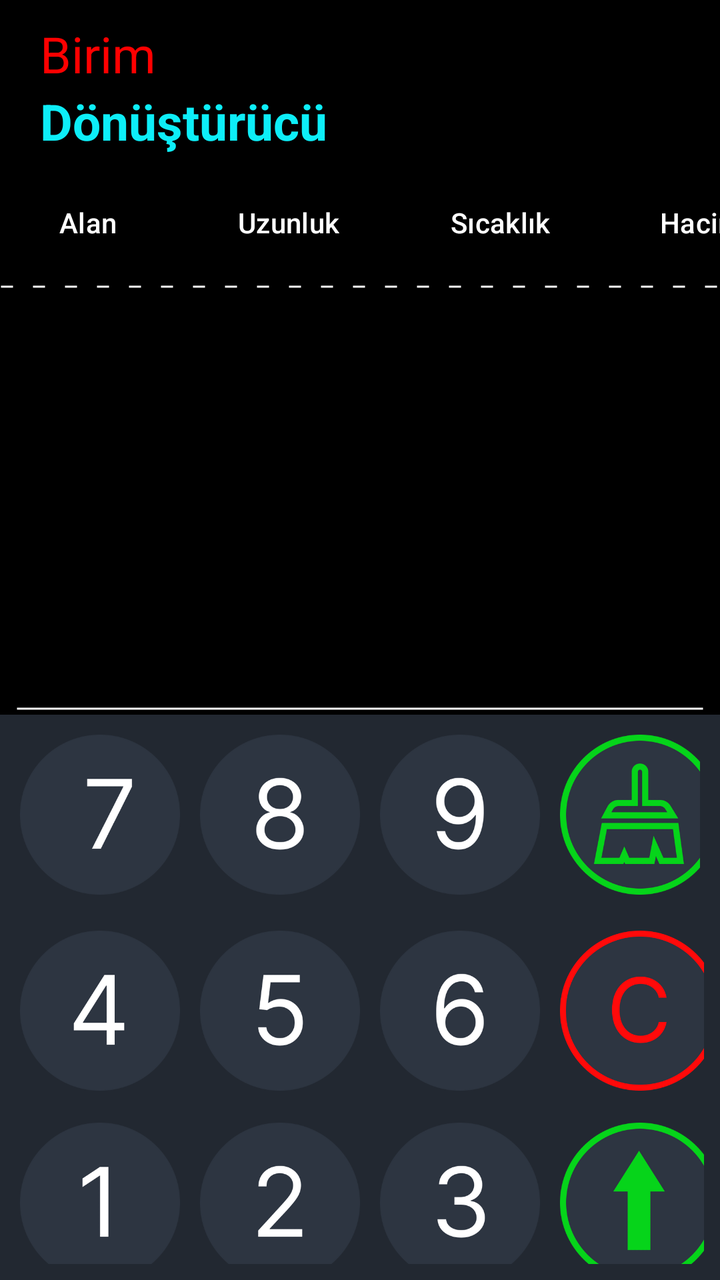
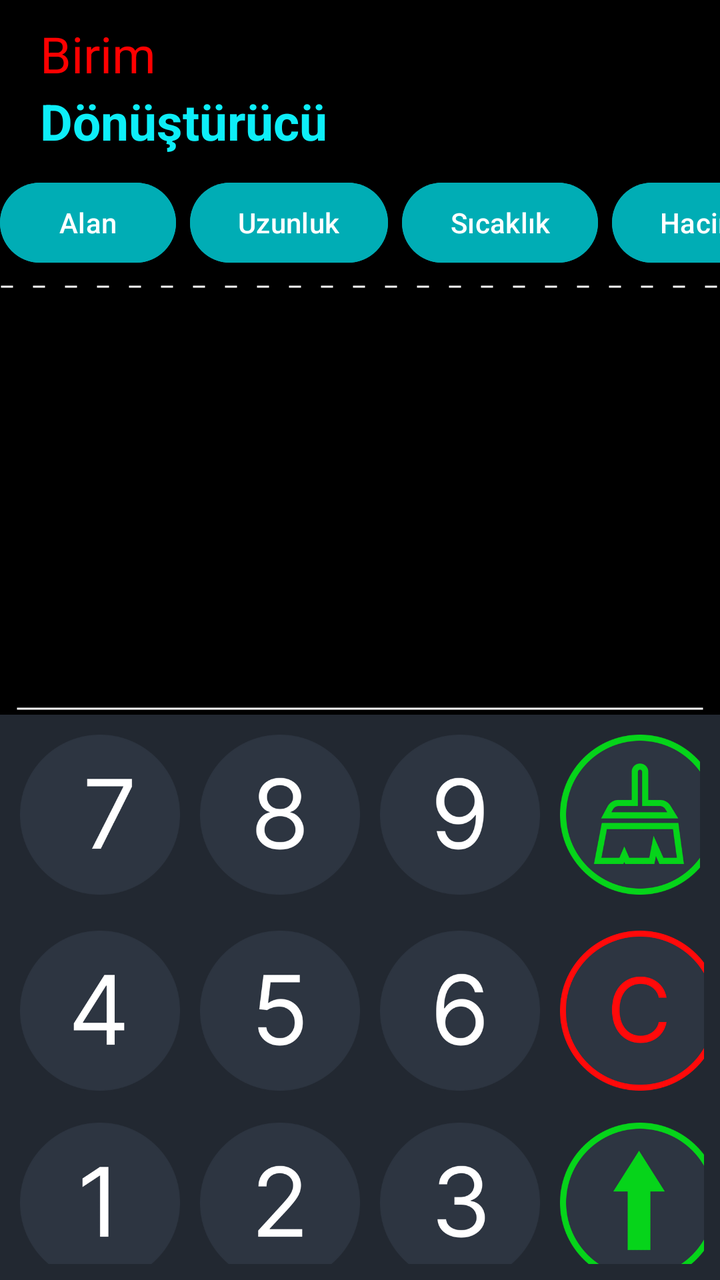

Before-and-after screenshots of an Android layout around one commit, followed by the original layout XML and the change that was made.
<!-- AndroidManifest.xml: application theme Theme.BirimPRO -->
<!-- res/layout/activity_main.xml -->
<?xml version="1.0" encoding="utf-8"?>
<LinearLayout xmlns:android="http://schemas.android.com/apk/res/android"
    xmlns:app="http://schemas.android.com/apk/res-auto"
    xmlns:tools="http://schemas.android.com/tools"
    android:id="@+id/main"
    android:layout_width="match_parent"
    android:layout_height="match_parent"
    tools:context=".MainActivity"
    android:orientation="vertical"
    android:background="@color/black"
    >

    <LinearLayout
        android:layout_width="match_parent"
        android:layout_height="wrap_content"
        android:orientation="vertical">

        <TextView
            android:id="@+id/birim"
            android:layout_width="match_parent"
            android:layout_height="wrap_content"
            android:layout_gravity="left"
            android:layout_marginLeft="20dp"
            android:layout_marginTop="10dp"
            android:text="Birim"
            android:textColor="#FF0000"
            android:textSize="25dp" />

        <TextView
            android:id="@+id/donusturucu"
            android:layout_width="match_parent"
            android:layout_height="wrap_content"
            android:layout_gravity="left"
            android:layout_marginLeft="20dp"
            android:layout_marginTop="0dp"
            android:layout_marginBottom="10dp"
            android:text="Dönüştürücü"
            android:textColor="#0DEEF8"
            android:textSize="25dp"
            android:textStyle="bold" />


        <HorizontalScrollView
            android:layout_width="match_parent"
            android:layout_height="wrap_content"
            android:scrollbars="none">

            <LinearLayout
                android:layout_width="wrap_content"
                android:layout_height="wrap_content"
                android:orientation="horizontal">

                <Button
                    android:id="@+id/button_Alan"
                    android:textColor="@color/white"
                    android:layout_width="wrap_content"
                    android:layout_height="wrap_content"
                    android:layout_marginRight="7dp"
                    android:background="@android:color/transparent"
                    android:text="Alan" />

                <Button
                    android:id="@+id/button_uzunluk"
                    android:layout_width="wrap_content"
                    android:layout_height="wrap_content"
                    android:background="@android:color/transparent"
                    android:textColor="@color/white"
                    android:layout_marginRight="7dp"
                    android:text="Uzunluk" />

                <Button
                    android:id="@+id/button_sıcaklık"
                    android:background="@android:color/transparent"
                    android:layout_width="wrap_content"
                    android:layout_height="wrap_content"
                    android:textColor="@color/white"
                    android:layout_marginRight="7dp"
                    android:text="Sıcaklık" />

                <Button
                    android:id="@+id/button_hacim"
                    android:layout_width="wrap_content"
                    android:layout_height="wrap_content"
                    android:textColor="@color/white"
                    android:layout_marginRight="7dp"
                    android:background="@android:color/transparent"
                    android:text="Hacim" />

                <Button
                    android:id="@+id/button_kütle"
                    android:layout_width="wrap_content"
                    android:layout_height="wrap_content"
                    android:layout_marginRight="7dp"
                    android:textColor="@color/white"
                    android:background="@android:color/transparent"
                    android:text="Kütle" />

                <Button
                    android:id="@+id/button_veri"
                    android:layout_width="wrap_content"
                    android:layout_height="wrap_content"
                    android:layout_marginRight="7dp"
                    android:background="@android:color/transparent"
                    android:textColor="@color/white"
                    android:text="Veri" />

                <Button
                    android:id="@+id/button_hız"
                    android:layout_width="wrap_content"
                    android:layout_height="wrap_content"
                    android:layout_marginRight="7dp"
                    android:background="@android:color/transparent"
                    android:textColor="@color/white"
                    android:text="Hız" />

                <Button
                    android:id="@+id/button_süre"
                    android:layout_width="wrap_content"
                    android:layout_height="wrap_content"
                    android:background="@android:color/transparent"
                    android:textColor="@color/white"
                    android:layout_marginRight="7dp"
                    android:text="süre" />


            </LinearLayout>

        </HorizontalScrollView>


    </LinearLayout>

    <LinearLayout
        android:layout_width="match_parent"
        android:layout_height="11dp"
        android:orientation="vertical">

        <View
            android:layout_width="match_parent"
            android:layout_height="4dp"
            android:layout_marginTop="6dp"
            android:layout_marginBottom="16dp"
            android:background="@drawable/dottetd_line" />

    </LinearLayout>


    <FrameLayout
        android:id="@+id/fragment_container"
        android:layout_width="match_parent"
        android:layout_height="200dp" >


    </FrameLayout>
    <LinearLayout
        android:layout_width="match_parent"
        android:layout_height="11dp"
        android:orientation="vertical">

        <View
            android:layout_width="match_parent"
            android:layout_height="4dp"
            android:layout_marginTop="6dp"
            android:layout_marginBottom="16dp"
            android:layout_marginLeft="8dp"
            android:layout_marginRight="8dp"
            android:background="@drawable/line_kozmetik" />

    </LinearLayout>
    <LinearLayout
        android:layout_width="match_parent"
        android:layout_height="match_parent"
        android:background="#222831"
        android:orientation="vertical">

        <LinearLayout
            android:layout_width="wrap_content"
            android:layout_height="wrap_content"
            android:layout_margin="10dp"
            android:orientation="horizontal"
            android:layout_gravity="center|top"
            android:gravity="center|top">


            <ImageButton
                android:background="?attr/selectableItemBackgroundBorderless"
                android:scaleType="centerCrop"
                android:contentDescription="Button"
                android:id="@+id/yedibutton"
                android:layout_width="80dp"
                android:layout_height="80dp"
                android:src="@drawable/yedibutton"
                android:layout_marginLeft="10dp"/>

            <ImageButton
                android:background="?attr/selectableItemBackgroundBorderless"
                android:scaleType="centerCrop"
                android:id="@+id/sekizbutton"
                android:layout_width="80dp"
                android:layout_height="80dp"
                android:contentDescription="Button"
                android:src="@drawable/sekizbutton"
                android:layout_marginLeft="10dp"/>

            <ImageButton
                android:background="?attr/selectableItemBackgroundBorderless"
                android:scaleType="centerCrop"
                android:id="@+id/dokuzbutton"
                android:layout_width="80dp"
                android:contentDescription="Button"
                android:layout_height="80dp"
                android:src="@drawable/dokuzbutton"
                android:layout_marginLeft="10dp"/>

            <ImageButton
                android:background="?attr/selectableItemBackgroundBorderless"
                android:scaleType="centerCrop"
                android:id="@+id/cleanbutton"
                android:layout_width="80dp"
                android:contentDescription="Button"
                android:layout_height="80dp"
                android:src="@drawable/cleanbutton"
                android:layout_marginLeft="10dp"/>




        </LinearLayout>

        <LinearLayout
            android:layout_width="wrap_content"
            android:layout_height="wrap_content"
            android:layout_margin="8dp"
            android:orientation="horizontal"
            android:layout_gravity="center|top"
            android:gravity="center|top">


            <ImageButton
                android:contentDescription="Button"
                android:background="?attr/selectableItemBackgroundBorderless"
                android:scaleType="centerCrop"
                android:id="@+id/dortbutton"
                android:layout_width="80dp"
                android:layout_height="80dp"
                android:src="@drawable/dortbutton"
                android:layout_marginLeft="10dp"/>

            <ImageButton
                android:contentDescription="Button"
                android:background="?attr/selectableItemBackgroundBorderless"
                android:scaleType="centerCrop"
                android:id="@+id/besbutton"
                android:layout_width="80dp"
                android:layout_height="80dp"
                android:src="@drawable/besbutton"
                android:layout_marginLeft="10dp"/>

            <ImageButton
                android:contentDescription="Button"
                android:background="?attr/selectableItemBackgroundBorderless"
                android:scaleType="centerCrop"
                android:id="@+id/altibutton"
                android:layout_width="80dp"
                android:layout_height="80dp"
                android:src="@drawable/altibutton"
                android:layout_marginLeft="10dp"/>

            <ImageButton
                android:contentDescription="Button"
                android:background="?attr/selectableItemBackgroundBorderless"
                android:scaleType="centerCrop"
                android:id="@+id/resetbutton"
                android:layout_width="80dp"
                android:layout_height="80dp"
                android:src="@drawable/resetbutton"
                android:layout_marginLeft="10dp"/>



        </LinearLayout>

        <LinearLayout
            android:layout_width="wrap_content"
            android:layout_height="wrap_content"
            android:layout_margin="8dp"
            android:orientation="horizontal"
            android:layout_gravity="center|top"
            android:gravity="center|top">


            <ImageButton
                android:contentDescription="Button"
                android:background="?attr/selectableItemBackgroundBorderless"
                android:scaleType="centerCrop"
                android:id="@+id/birbutton"
                android:layout_width="80dp"
                android:layout_height="80dp"
                android:src="@drawable/birbutton"
                android:layout_marginLeft="10dp"/>

            <ImageButton
                android:contentDescription="Button"
                android:background="?attr/selectableItemBackgroundBorderless"
                android:scaleType="centerCrop"
                android:id="@+id/ikibutton"
                android:layout_width="80dp"
                android:layout_height="80dp"
                android:src="@drawable/ikibutton"
                android:layout_marginLeft="10dp"/>

            <ImageButton
                android:contentDescription="Button"
                android:background="?attr/selectableItemBackgroundBorderless"
                android:scaleType="centerCrop"
                android:id="@+id/ucbutton"
                android:layout_width="80dp"
                android:layout_height="80dp"
                android:src="@drawable/ucbutton"
                android:layout_marginLeft="10dp"/>

            <ImageButton
                android:contentDescription="Button"
                android:background="?attr/selectableItemBackgroundBorderless"
                android:scaleType="centerCrop"
                android:id="@+id/yukaributton"
                android:layout_width="80dp"
                android:layout_height="80dp"
                android:src="@drawable/yukaributton"
                android:layout_marginLeft="10dp"/>




        </LinearLayout>
        <LinearLayout
            android:layout_width="wrap_content"
            android:layout_height="wrap_content"
            android:layout_margin="8dp"
            android:orientation="horizontal"
            android:layout_gravity="center|top"
            android:gravity="center|top">


            <ImageButton
                android:contentDescription="Button"
                android:background="?attr/selectableItemBackgroundBorderless"
                android:scaleType="centerCrop"
                android:id="@+id/isaretbutton"
                android:layout_width="80dp"
                android:layout_height="80dp"
                android:src="@drawable/isaretbutton"
                android:layout_marginLeft="10dp"/>

            <ImageButton
                android:contentDescription="Button"
                android:background="?attr/selectableItemBackgroundBorderless"
                android:scaleType="centerCrop"
                android:id="@+id/sifirbutton"
                android:layout_width="80dp"
                android:layout_height="80dp"
                android:src="@drawable/sifirbutton"
                android:layout_marginLeft="10dp"/>

            <ImageButton
                android:contentDescription="Button"
                android:background="?attr/selectableItemBackgroundBorderless"
                android:scaleType="centerCrop"
                android:id="@+id/virgulbutton"
                android:layout_width="80dp"
                android:layout_height="80dp"
                android:src="@drawable/virgulbutton"
                android:layout_marginLeft="10dp"/>

            <ImageButton
                android:contentDescription="Button"
                android:background="?attr/selectableItemBackgroundBorderless"
                android:scaleType="centerCrop"
                android:id="@+id/asagibutton"
                android:layout_width="80dp"
                android:layout_height="80dp"
                android:src="@drawable/asagibutton"
                android:layout_marginLeft="10dp"/>




        </LinearLayout>



    </LinearLayout>


</LinearLayout>
<!-- resources referenced by this layout -->
<resources>
  <color name="black">#000000</color>
  <color name="white">#FFFFFFFF</color>
  <!-- drawable altibutton: png bitmap (drawable-hdpi, 12128 bytes) -->
  <!-- drawable asagibutton: png bitmap (drawable-hdpi, 14225 bytes) -->
  <!-- drawable besbutton: png bitmap (drawable-hdpi, 11147 bytes) -->
  <!-- drawable birbutton: png bitmap (drawable-hdpi, 8684 bytes) -->
  <!-- drawable cleanbutton: png bitmap (drawable-hdpi, 16974 bytes) -->
  <!-- drawable dokuzbutton: png bitmap (drawable-hdpi, 12086 bytes) -->
  <!-- drawable dortbutton: png bitmap (drawable-hdpi, 9745 bytes) -->
  <!-- drawable dottetd_line (drawable) -->
  <?xml version="1.0" encoding="utf-8"?>
  <shape xmlns:android="http://schemas.android.com/apk/res/android"
      android:shape="line">
      <size
          android:width="2dp"
          android:height="2dp" />
      <solid android:color="@color/white" />
      <stroke
          android:width="1dp"
          android:color="@color/white"
          android:dashWidth="6dp"
          android:dashGap="10dp"/>
  </shape>
  <!-- drawable ikibutton: png bitmap (drawable-hdpi, 10674 bytes) -->
  <!-- drawable isaretbutton: png bitmap (drawable-hdpi, 10114 bytes) -->
  <!-- drawable line_kozmetik (drawable) -->
  <?xml version="1.0" encoding="utf-8"?>
  <shape xmlns:android="http://schemas.android.com/apk/res/android"
      android:shape="line">
      <size
          android:width="2dp"
          android:height="2dp" />
      <solid android:color="@color/white" />
      <stroke
          android:width="1dp"
          android:color="@color/white"
          android:dashWidth="6dp"
          android:dashGap="0dp"/>
  </shape>
  <!-- drawable resetbutton: png bitmap (drawable-hdpi, 15409 bytes) -->
  <!-- drawable sekizbutton: png bitmap (drawable-hdpi, 12188 bytes) -->
  <!-- drawable sifirbutton: png bitmap (drawable-hdpi, 11448 bytes) -->
  <!-- drawable ucbutton: png bitmap (drawable-hdpi, 11584 bytes) -->
  <!-- drawable virgulbutton: png bitmap (drawable-hdpi, 8502 bytes) -->
  <!-- drawable yedibutton: png bitmap (drawable-hdpi, 9104 bytes) -->
  <!-- drawable yukaributton: png bitmap (drawable-hdpi, 14183 bytes) -->
  <style name="Theme.BirimPRO" parent="Base.Theme.BirimPRO" />
  <style name="Base.Theme.BirimPRO" parent="Theme.Material3.DayNight.NoActionBar">
          
          
      </style>
</resources>

<!-- the commit's change to res/layout/activity_main.xml (unified diff, before → after) -->
@@ -5,7 +5,7 @@
     android:id="@+id/main"
     android:layout_width="match_parent"
     android:layout_height="match_parent"
-    tools:context=".MainActivity"
+    tools:context=".view.MainActivity"
     android:orientation="vertical"
     android:background="@color/black"
     >
@@ -55,23 +55,22 @@
                     android:textColor="@color/white"
                     android:layout_width="wrap_content"
                     android:layout_height="wrap_content"
-                    android:layout_marginRight="7dp"
-                    android:background="@android:color/transparent"
+                    android:backgroundTint="#00ADB5"
+                    android:layout_marginRight="7dp"
                     android:text="Alan" />
 
                 <Button
                     android:id="@+id/button_uzunluk"
                     android:layout_width="wrap_content"
                     android:layout_height="wrap_content"
-                    android:background="@android:color/transparent"
+                    android:backgroundTint="#00ADB5"
                     android:textColor="@color/white"
                     android:layout_marginRight="7dp"
                     android:text="Uzunluk" />
 
                 <Button
                     android:id="@+id/button_sıcaklık"
-                    android:background="@android:color/transparent"
-                    android:layout_width="wrap_content"
+                    android:backgroundTint="#00ADB5"                    android:layout_width="wrap_content"
                     android:layout_height="wrap_content"
                     android:textColor="@color/white"
                     android:layout_marginRight="7dp"
@@ -83,8 +82,7 @@
                     android:layout_height="wrap_content"
                     android:textColor="@color/white"
                     android:layout_marginRight="7dp"
-                    android:background="@android:color/transparent"
-                    android:text="Hacim" />
+                    android:backgroundTint="#00ADB5"                    android:text="Hacim" />
 
                 <Button
                     android:id="@+id/button_kütle"
@@ -92,16 +90,14 @@
                     android:layout_height="wrap_content"
                     android:layout_marginRight="7dp"
                     android:textColor="@color/white"
-                    android:background="@android:color/transparent"
-                    android:text="Kütle" />
+                    android:backgroundTint="#00ADB5"                    android:text="Kütle" />
 
                 <Button
                     android:id="@+id/button_veri"
                     android:layout_width="wrap_content"
                     android:layout_height="wrap_content"
                     android:layout_marginRight="7dp"
-                    android:background="@android:color/transparent"
-                    android:textColor="@color/white"
+                    android:backgroundTint="#00ADB5"                    android:textColor="@color/white"
                     android:text="Veri" />
 
                 <Button
@@ -109,15 +105,14 @@
                     android:layout_width="wrap_content"
                     android:layout_height="wrap_content"
                     android:layout_marginRight="7dp"
-                    android:background="@android:color/transparent"
-                    android:textColor="@color/white"
+                    android:backgroundTint="#00ADB5"                    android:textColor="@color/white"
                     android:text="Hız" />
 
                 <Button
                     android:id="@+id/button_süre"
                     android:layout_width="wrap_content"
                     android:layout_height="wrap_content"
-                    android:background="@android:color/transparent"
+                    android:backgroundTint="#00ADB5"
                     android:textColor="@color/white"
                     android:layout_marginRight="7dp"
                     android:text="süre" />
